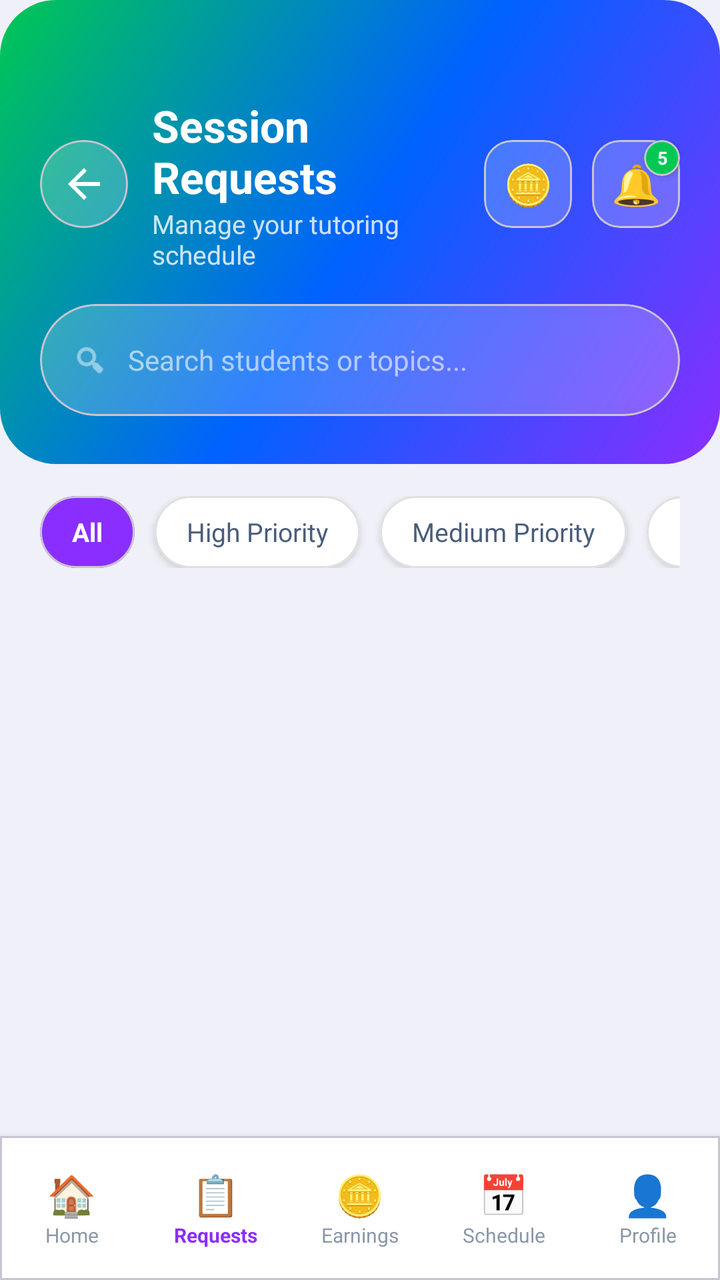
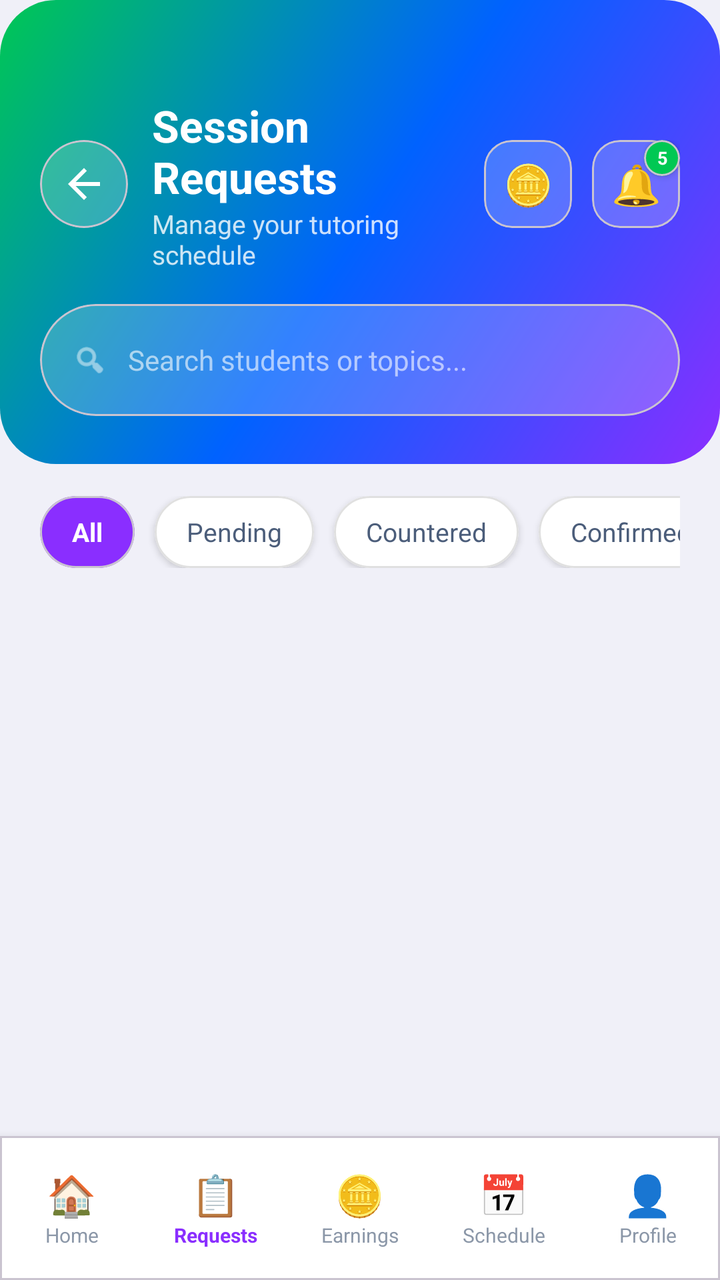

Compare the two renders of this Android layout. The source of the first and the diff that turns it into the second are given below.
<!-- AndroidManifest.xml: application theme Theme.PeerTutoringApollo -->
<!-- res/layout/activity_tutor_requests.xml -->
<?xml version="1.0" encoding="utf-8"?>
<LinearLayout xmlns:android="http://schemas.android.com/apk/res/android"
    xmlns:app="http://schemas.android.com/apk/res-auto"
    android:layout_width="match_parent"
    android:layout_height="match_parent"
    android:orientation="vertical"
    android:background="#F0F0F8">

    
    <LinearLayout
        android:layout_width="match_parent"
        android:layout_height="wrap_content"
        android:orientation="vertical"
        android:background="@drawable/bg_button_gradient"
        android:paddingTop="48dp"
        android:paddingBottom="24dp"
        android:paddingHorizontal="20dp">

        
        <LinearLayout
            android:layout_width="match_parent"
            android:layout_height="wrap_content"
            android:orientation="horizontal"
            android:gravity="center_vertical"
            android:layout_marginBottom="16dp">

            <com.google.android.material.card.MaterialCardView
                android:layout_width="44dp" android:layout_height="44dp"
                android:layout_marginEnd="12dp"
                app:cardCornerRadius="22dp" app:cardBackgroundColor="#33FFFFFF"
                app:cardElevation="0dp">
                <ImageButton android:id="@+id/btnBack"
                    android:layout_width="match_parent" android:layout_height="match_parent"
                    android:background="@android:color/transparent"
                    android:src="@drawable/ic_arrow_back"
                    app:tint="#FFFFFF" android:contentDescription="Back"/>
            </com.google.android.material.card.MaterialCardView>

            <LinearLayout
                android:layout_width="0dp"
                android:layout_height="wrap_content"
                android:layout_weight="1"
                android:orientation="vertical">

                <TextView
                    android:layout_width="wrap_content"
                    android:layout_height="wrap_content"
                    android:text="Session Requests"
                    android:textColor="#FFFFFF"
                    android:textSize="22sp"
                    android:textStyle="bold" />

                <TextView
                    android:layout_width="wrap_content"
                    android:layout_height="wrap_content"
                    android:text="Manage your tutoring schedule"
                    android:textColor="#CCFFFFFF"
                    android:textSize="13sp" />
            </LinearLayout>

            
            <com.google.android.material.card.MaterialCardView
                android:id="@+id/btnOpenEarnings"
                android:layout_width="44dp"
                android:layout_height="44dp"
                android:layout_marginEnd="10dp"
                app:cardCornerRadius="14dp"
                app:cardBackgroundColor="#33FFFFFF"
                app:cardElevation="0dp"
                android:clickable="true"
                android:focusable="true">
                <TextView
                    android:layout_width="match_parent"
                    android:layout_height="match_parent"
                    android:gravity="center"
                    android:text="🪙"
                    android:textSize="20sp" />
            </com.google.android.material.card.MaterialCardView>

            <FrameLayout
                android:layout_width="44dp"
                android:layout_height="44dp">

                <com.google.android.material.card.MaterialCardView
                    android:layout_width="44dp"
                    android:layout_height="44dp"
                    app:cardCornerRadius="14dp"
                    app:cardBackgroundColor="#33FFFFFF"
                    app:cardElevation="0dp">
                    <TextView
                        android:layout_width="match_parent"
                        android:layout_height="match_parent"
                        android:gravity="center"
                        android:text="🔔"
                        android:textSize="20sp" />
                </com.google.android.material.card.MaterialCardView>

                
                <com.google.android.material.card.MaterialCardView
                    android:id="@+id/cardNotifBadge"
                    android:layout_width="18dp"
                    android:layout_height="18dp"
                    android:layout_gravity="top|end"
                    app:cardCornerRadius="9dp"
                    app:cardBackgroundColor="#00C853"
                    app:cardElevation="2dp">
                    <TextView
                        android:id="@+id/tvNotifCount"
                        android:layout_width="match_parent"
                        android:layout_height="match_parent"
                        android:gravity="center"
                        android:text="5"
                        android:textColor="#FFFFFF"
                        android:textSize="9sp"
                        android:textStyle="bold" />
                </com.google.android.material.card.MaterialCardView>
            </FrameLayout>
        </LinearLayout>

        
        <com.google.android.material.card.MaterialCardView
            android:layout_width="match_parent"
            android:layout_height="wrap_content"
            app:cardCornerRadius="28dp"
            app:cardBackgroundColor="#33FFFFFF"
            app:cardElevation="0dp">
            <LinearLayout
                android:layout_width="match_parent"
                android:layout_height="wrap_content"
                android:orientation="horizontal"
                android:gravity="center_vertical"
                android:paddingHorizontal="16dp"
                android:paddingVertical="4dp">
                <ImageView
                    android:layout_width="18dp"
                    android:layout_height="18dp"
                    android:src="@android:drawable/ic_menu_search"
                    app:tint="#CCFFFFFF"
                    android:layout_marginEnd="10dp" />
                <EditText
                    android:id="@+id/etSearch"
                    android:layout_width="match_parent"
                    android:layout_height="48dp"
                    android:hint="Search students or topics..."
                    android:textColorHint="#99FFFFFF"
                    android:textColor="#FFFFFF"
                    android:textSize="14sp"
                    android:background="@null"
                    android:inputType="text" />
            </LinearLayout>
        </com.google.android.material.card.MaterialCardView>
    </LinearLayout>

    
    <HorizontalScrollView
        android:layout_width="match_parent"
        android:layout_height="wrap_content"
        android:scrollbars="none"
        android:paddingHorizontal="20dp"
        android:paddingTop="16dp"
        android:paddingBottom="8dp">

        <LinearLayout
            android:layout_width="wrap_content"
            android:layout_height="wrap_content"
            android:orientation="horizontal">

            <com.google.android.material.card.MaterialCardView
                android:id="@+id/chipAll"
                android:layout_width="wrap_content"
                android:layout_height="36dp"
                android:layout_marginEnd="10dp"
                app:cardCornerRadius="18dp"
                app:cardBackgroundColor="#8A2EFF"
                app:cardElevation="0dp">
                <TextView
                    android:layout_width="wrap_content"
                    android:layout_height="match_parent"
                    android:gravity="center"
                    android:paddingHorizontal="16dp"
                    android:text="All"
                    android:textColor="#FFFFFF"
                    android:textSize="13sp"
                    android:textStyle="bold" />
            </com.google.android.material.card.MaterialCardView>

            <com.google.android.material.card.MaterialCardView
                android:id="@+id/chipHighPriority"
                android:layout_width="wrap_content"
                android:layout_height="36dp"
                android:layout_marginEnd="10dp"
                app:cardCornerRadius="18dp"
                app:cardBackgroundColor="#FFFFFF"
                app:cardElevation="2dp"
                app:strokeColor="#E0E0E0"
                app:strokeWidth="1dp">
                <TextView
                    android:layout_width="wrap_content"
                    android:layout_height="match_parent"
                    android:gravity="center"
                    android:paddingHorizontal="16dp"
                    android:text="High Priority"
                    android:textColor="#4B5D7A"
                    android:textSize="13sp" />
            </com.google.android.material.card.MaterialCardView>

            <com.google.android.material.card.MaterialCardView
                android:id="@+id/chipMediumPriority"
                android:layout_width="wrap_content"
                android:layout_height="36dp"
                android:layout_marginEnd="10dp"
                app:cardCornerRadius="18dp"
                app:cardBackgroundColor="#FFFFFF"
                app:cardElevation="2dp"
                app:strokeColor="#E0E0E0"
                app:strokeWidth="1dp">
                <TextView
                    android:layout_width="wrap_content"
                    android:layout_height="match_parent"
                    android:gravity="center"
                    android:paddingHorizontal="16dp"
                    android:text="Medium Priority"
                    android:textColor="#4B5D7A"
                    android:textSize="13sp" />
            </com.google.android.material.card.MaterialCardView>

            <com.google.android.material.card.MaterialCardView
                android:id="@+id/chipLowPriority"
                android:layout_width="wrap_content"
                android:layout_height="36dp"
                app:cardCornerRadius="18dp"
                app:cardBackgroundColor="#FFFFFF"
                app:cardElevation="2dp"
                app:strokeColor="#E0E0E0"
                app:strokeWidth="1dp">
                <TextView
                    android:layout_width="wrap_content"
                    android:layout_height="match_parent"
                    android:gravity="center"
                    android:paddingHorizontal="16dp"
                    android:text="Low Priority"
                    android:textColor="#4B5D7A"
                    android:textSize="13sp" />
            </com.google.android.material.card.MaterialCardView>
        </LinearLayout>
    </HorizontalScrollView>

    
    <ScrollView
        android:layout_width="match_parent"
        android:layout_height="0dp"
        android:layout_weight="1"
        android:fillViewport="true">

        <LinearLayout
            android:id="@+id/layoutRequestList"
            android:layout_width="match_parent"
            android:layout_height="wrap_content"
            android:orientation="vertical"
            android:paddingHorizontal="20dp"
            android:paddingTop="8dp"
            android:paddingBottom="24dp" />
    </ScrollView>


    
    <com.google.android.material.card.MaterialCardView
        android:layout_width="match_parent"
        android:layout_height="72dp"
        app:cardCornerRadius="0dp"
        app:cardBackgroundColor="#FFFFFF"
        app:cardElevation="8dp">

        <LinearLayout
            android:layout_width="match_parent"
            android:layout_height="match_parent"
            android:orientation="horizontal">

            <LinearLayout android:id="@+id/navHome"
                android:layout_width="0dp" android:layout_height="match_parent"
                android:layout_weight="1" android:orientation="vertical"
                android:gravity="center" android:clickable="true" android:focusable="true">
                <TextView android:layout_width="wrap_content" android:layout_height="wrap_content"
                    android:text="🏠" android:textSize="20sp" android:gravity="center"/>
                <TextView android:layout_width="wrap_content" android:layout_height="wrap_content"
                    android:text="Home" android:textSize="10sp" android:textColor="#8B97A8"/>
            </LinearLayout>

            <LinearLayout android:id="@+id/navRequests"
                android:layout_width="0dp" android:layout_height="match_parent"
                android:layout_weight="1" android:orientation="vertical"
                android:gravity="center" android:clickable="true" android:focusable="true">
                <TextView android:layout_width="wrap_content" android:layout_height="wrap_content"
                    android:text="📋" android:textSize="20sp" android:gravity="center"/>
                <TextView android:layout_width="wrap_content" android:layout_height="wrap_content"
                    android:text="Requests" android:textSize="10sp" android:textColor="#8A2EFF"
                    android:textStyle="bold"/>
            </LinearLayout>

            <LinearLayout android:id="@+id/navEarnings"
                android:layout_width="0dp" android:layout_height="match_parent"
                android:layout_weight="1" android:orientation="vertical"
                android:gravity="center" android:clickable="true" android:focusable="true">
                <TextView android:layout_width="wrap_content" android:layout_height="wrap_content"
                    android:text="🪙" android:textSize="20sp" android:gravity="center"/>
                <TextView android:layout_width="wrap_content" android:layout_height="wrap_content"
                    android:text="Earnings" android:textSize="10sp" android:textColor="#8B97A8"/>
            </LinearLayout>

            <LinearLayout android:id="@+id/navAvailability"
                android:layout_width="0dp" android:layout_height="match_parent"
                android:layout_weight="1" android:orientation="vertical"
                android:gravity="center" android:clickable="true" android:focusable="true">
                <TextView android:layout_width="wrap_content" android:layout_height="wrap_content"
                    android:text="📅" android:textSize="20sp" android:gravity="center"/>
                <TextView android:layout_width="wrap_content" android:layout_height="wrap_content"
                    android:text="Schedule" android:textSize="10sp" android:textColor="#8B97A8"/>
            </LinearLayout>

            <LinearLayout android:id="@+id/navProfile"
                android:layout_width="0dp" android:layout_height="match_parent"
                android:layout_weight="1" android:orientation="vertical"
                android:gravity="center" android:clickable="true" android:focusable="true">
                <TextView android:layout_width="wrap_content" android:layout_height="wrap_content"
                    android:text="👤" android:textSize="20sp" android:gravity="center"/>
                <TextView android:layout_width="wrap_content" android:layout_height="wrap_content"
                    android:text="Profile" android:textSize="10sp" android:textColor="#8B97A8"/>
            </LinearLayout>

        </LinearLayout>
    </com.google.android.material.card.MaterialCardView>

</LinearLayout>
<!-- resources referenced by this layout -->
<resources>
  <!-- drawable bg_button_gradient (drawable) -->
  <?xml version="1.0" encoding="utf-8"?>
  <shape xmlns:android="http://schemas.android.com/apk/res/android">
      <gradient
          android:startColor="#8A2EFF"
          android:centerColor="#0062FF"
          android:endColor="#00C853"
          android:angle="135" />
      <corners android:radius="28dp" />
  </shape>
  <!-- drawable ic_arrow_back (drawable) -->
  <vector xmlns:android="http://schemas.android.com/apk/res/android"
      android:width="24dp"
      android:height="24dp"
      android:viewportWidth="24"
      android:viewportHeight="24">
      <path
          android:fillColor="@android:color/white"
          android:pathData="M20,11H7.83l5.59,-5.59L12,4l-8,8 8,8 1.41,-1.41L7.83,13H20v-2z"/>
  </vector>
  <style name="Theme.PeerTutoringApollo" parent="Base.Theme.PeerTutoringApollo" />
  <style name="Base.Theme.PeerTutoringApollo" parent="Theme.Material3.DayNight.NoActionBar">
          
          
      </style>
</resources>

<!-- the commit's change to res/layout/activity_tutor_requests.xml (unified diff, before → after) -->
@@ -185,60 +185,100 @@
             </com.google.android.material.card.MaterialCardView>
 
             <com.google.android.material.card.MaterialCardView
-                android:id="@+id/chipHighPriority"
-                android:layout_width="wrap_content"
-                android:layout_height="36dp"
-                android:layout_marginEnd="10dp"
-                app:cardCornerRadius="18dp"
-                app:cardBackgroundColor="#FFFFFF"
-                app:cardElevation="2dp"
-                app:strokeColor="#E0E0E0"
-                app:strokeWidth="1dp">
-                <TextView
-                    android:layout_width="wrap_content"
-                    android:layout_height="match_parent"
-                    android:gravity="center"
-                    android:paddingHorizontal="16dp"
-                    android:text="High Priority"
-                    android:textColor="#4B5D7A"
-                    android:textSize="13sp" />
-            </com.google.android.material.card.MaterialCardView>
-
-            <com.google.android.material.card.MaterialCardView
-                android:id="@+id/chipMediumPriority"
-                android:layout_width="wrap_content"
-                android:layout_height="36dp"
-                android:layout_marginEnd="10dp"
-                app:cardCornerRadius="18dp"
-                app:cardBackgroundColor="#FFFFFF"
-                app:cardElevation="2dp"
-                app:strokeColor="#E0E0E0"
-                app:strokeWidth="1dp">
-                <TextView
-                    android:layout_width="wrap_content"
-                    android:layout_height="match_parent"
-                    android:gravity="center"
-                    android:paddingHorizontal="16dp"
-                    android:text="Medium Priority"
-                    android:textColor="#4B5D7A"
-                    android:textSize="13sp" />
-            </com.google.android.material.card.MaterialCardView>
-
-            <com.google.android.material.card.MaterialCardView
-                android:id="@+id/chipLowPriority"
-                android:layout_width="wrap_content"
-                android:layout_height="36dp"
-                app:cardCornerRadius="18dp"
-                app:cardBackgroundColor="#FFFFFF"
-                app:cardElevation="2dp"
-                app:strokeColor="#E0E0E0"
-                app:strokeWidth="1dp">
-                <TextView
-                    android:layout_width="wrap_content"
-                    android:layout_height="match_parent"
-                    android:gravity="center"
-                    android:paddingHorizontal="16dp"
-                    android:text="Low Priority"
+                android:id="@+id/chipPending"
+                android:layout_width="wrap_content"
+                android:layout_height="36dp"
+                android:layout_marginEnd="10dp"
+                app:cardCornerRadius="18dp"
+                app:cardBackgroundColor="#FFFFFF"
+                app:cardElevation="2dp"
+                app:strokeColor="#E0E0E0"
+                app:strokeWidth="1dp">
+                <TextView
+                    android:layout_width="wrap_content"
+                    android:layout_height="match_parent"
+                    android:gravity="center"
+                    android:paddingHorizontal="16dp"
+                    android:text="Pending"
+                    android:textColor="#4B5D7A"
+                    android:textSize="13sp" />
+            </com.google.android.material.card.MaterialCardView>
+
+            <com.google.android.material.card.MaterialCardView
+                android:id="@+id/chipCountered"
+                android:layout_width="wrap_content"
+                android:layout_height="36dp"
+                android:layout_marginEnd="10dp"
+                app:cardCornerRadius="18dp"
+                app:cardBackgroundColor="#FFFFFF"
+                app:cardElevation="2dp"
+                app:strokeColor="#E0E0E0"
+                app:strokeWidth="1dp">
+                <TextView
+                    android:layout_width="wrap_content"
+                    android:layout_height="match_parent"
+                    android:gravity="center"
+                    android:paddingHorizontal="16dp"
+                    android:text="Countered"
+                    android:textColor="#4B5D7A"
+                    android:textSize="13sp" />
+            </com.google.android.material.card.MaterialCardView>
+
+            <com.google.android.material.card.MaterialCardView
+                android:id="@+id/chipConfirmed"
+                android:layout_width="wrap_content"
+                android:layout_height="36dp"
+                android:layout_marginEnd="10dp"
+                app:cardCornerRadius="18dp"
+                app:cardBackgroundColor="#FFFFFF"
+                app:cardElevation="2dp"
+                app:strokeColor="#E0E0E0"
+                app:strokeWidth="1dp">
+                <TextView
+                    android:layout_width="wrap_content"
+                    android:layout_height="match_parent"
+                    android:gravity="center"
+                    android:paddingHorizontal="16dp"
+                    android:text="Confirmed"
+                    android:textColor="#4B5D7A"
+                    android:textSize="13sp" />
+            </com.google.android.material.card.MaterialCardView>
+
+            <com.google.android.material.card.MaterialCardView
+                android:id="@+id/chipCompleted"
+                android:layout_width="wrap_content"
+                android:layout_height="36dp"
+                android:layout_marginEnd="10dp"
+                app:cardCornerRadius="18dp"
+                app:cardBackgroundColor="#FFFFFF"
+                app:cardElevation="2dp"
+                app:strokeColor="#E0E0E0"
+                app:strokeWidth="1dp">
+                <TextView
+                    android:layout_width="wrap_content"
+                    android:layout_height="match_parent"
+                    android:gravity="center"
+                    android:paddingHorizontal="16dp"
+                    android:text="Completed"
+                    android:textColor="#4B5D7A"
+                    android:textSize="13sp" />
+            </com.google.android.material.card.MaterialCardView>
+
+            <com.google.android.material.card.MaterialCardView
+                android:id="@+id/chipCancelled"
+                android:layout_width="wrap_content"
+                android:layout_height="36dp"
+                app:cardCornerRadius="18dp"
+                app:cardBackgroundColor="#FFFFFF"
+                app:cardElevation="2dp"
+                app:strokeColor="#E0E0E0"
+                app:strokeWidth="1dp">
+                <TextView
+                    android:layout_width="wrap_content"
+                    android:layout_height="match_parent"
+                    android:gravity="center"
+                    android:paddingHorizontal="16dp"
+                    android:text="Cancelled"
                     android:textColor="#4B5D7A"
                     android:textSize="13sp" />
             </com.google.android.material.card.MaterialCardView>
